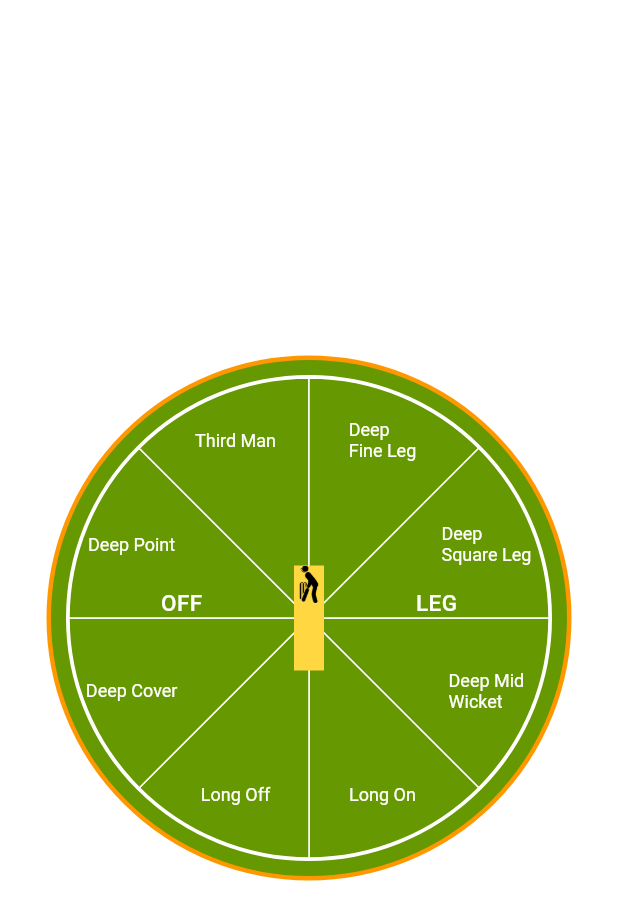
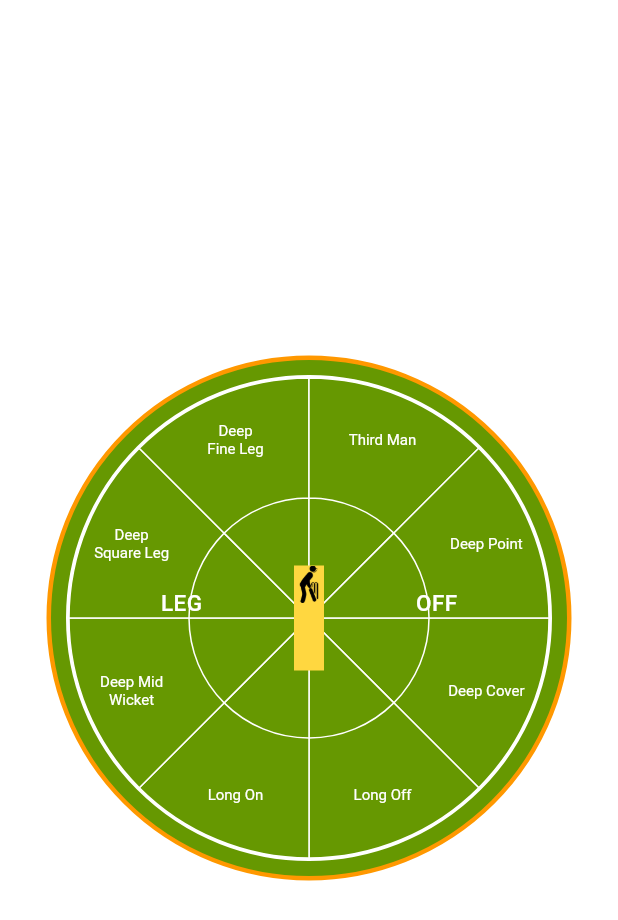
Before and after one commit to akshatbhuhagal/cricket_run_map, a Flutter app: the screen it shows after launch, on a phone screen of 412 x 824 dp. Shown: the top 920 px of the screen. Run offline on Flutter 3.47's test engine with Material 3 defaults, Android fonts, the phone set to English and light mode, and no system bars.

Commit message:
Final Release (Remaining Feature Integrated)

```diff
--- a/example/lib/main.dart
+++ b/example/lib/main.dart
@@ -23,21 +23,15 @@ class MyApp extends StatelessWidget {
           width: MediaQuery.of(context).size.width,
           height: MediaQuery.of(context).size.height,
           alignment: Alignment.center,
-          child: const CricketRunMap(
+          child: CricketRunMap(
             width: 350,
             height: 350,
-            leftSide: Text("OFF", style: TextStyle(fontSize: 15, fontWeight: FontWeight.w500, color: Colors.white)),
-            rightSide: Text("LEG", style: TextStyle(fontSize: 15, fontWeight: FontWeight.w500, color: Colors.white)),
-            positionNames: [
-              'Deep Mid\nWicket',
-              'Long On',
-              'Long Off',
-              'Deep Cover',
-              'Deep Point',
-              'Third Man',
-              'Deep\nFine Leg',
-              'Deep\nSquare Leg',
-            ],
+            isRightHand:
+                false, // True = Right Hand Batsman  |  False = Left Hand Batsman
+            onPositionSelected: (String selectedPosition) {
+              // Handle the selected position name here
+              print('Selected position index: $selectedPosition');
+            },
           ),
         ),
       ),
--- a/lib/cricket_run_map.dart
+++ b/lib/cricket_run_map.dart
@@ -2,28 +2,21 @@ library cricket_run_map;
 
 import 'dart:math';
 
-import 'package:cricket_run_map/painter/RunMapPainter.dart';
+import 'package:cricket_run_map/painter/run_map_painter.dart';
 import 'package:flutter/material.dart';
 
-
-
-
-
 class CricketRunMap extends StatefulWidget {
-
   final double width;
   final double height;
-  final List<String> positionNames;
-  final Text leftSide;
-  final Text rightSide;
+  final bool isRightHand;
+  final void Function(String) onPositionSelected;
 
   const CricketRunMap({
     super.key,
-    required this.positionNames,
     required this.width,
     required this.height,
-    required this.leftSide,
-    required this.rightSide,
+    this.isRightHand = true,
+    required this.onPositionSelected,
   });
 
   @override
@@ -31,12 +24,30 @@ class CricketRunMap extends StatefulWidget {
 }
 
 class _CricketRunMapState extends State<CricketRunMap> {
+  final List<String> rightHandPositionNames = [
+    'Deep Mid\nWicket',
+    'Long On',
+    'Long Off',
+    'Deep Cover',
+    'Deep Point',
+    'Third Man',
+    'Deep\nFine Leg',
+    'Deep\nSquare Leg',
+  ];
 
+  final List<String> leftHandPositionNames = [
+    'Deep Cover',
+    'Long Off',
+    'Long On',
+    'Deep Mid\nWicket',
+    'Deep\nSquare Leg',
+    'Deep\nFine Leg',
+    'Third Man',
+    'Deep Point',
+  ];
 
   Offset? tapPoint;
   int? selectedPosition;
-
-
 
   @override
   Widget build(BuildContext context) {
@@ -48,10 +59,21 @@ class _CricketRunMapState extends State<CricketRunMap> {
             final dx = tapPoint!.dx - (widget.width / 2);
             final dy = tapPoint!.dy - (widget.height / 2);
             final angle = atan2(dy, dx);
-            final sliceAngle = 2 * pi / widget.positionNames.length;
+            const sliceAngle = 2 * pi / 8;
             double normalizedAngle = angle < 0 ? (2 * pi + angle) : angle;
             normalizedAngle = (normalizedAngle + (4 * pi / 2)) % (2 * pi);
             selectedPosition = (normalizedAngle / sliceAngle).floor();
+
+            // Call the callback with the selected position name
+            if (widget.isRightHand == true) {
+              widget.onPositionSelected.call(
+                  rightHandPositionNames[selectedPosition!]
+                      .replaceAll("\n", " "));
+            } else {
+              widget.onPositionSelected.call(
+                  leftHandPositionNames[selectedPosition!]
+                      .replaceAll("\n", " "));
+            }
           }
         });
       },
@@ -77,32 +99,39 @@ class _CricketRunMapState extends State<CricketRunMap> {
           ),
           child: Stack(
             children: [
-
               CustomPaint(
                 size: Size(widget.width, widget.height),
                 painter: RunMapPainter(
-                    widget.positionNames,
+                    widget.isRightHand
+                        ? rightHandPositionNames
+                        : leftHandPositionNames,
                     tapPoint: tapPoint,
-                    selectedPosition: selectedPosition
-                ),
+                    selectedPosition: selectedPosition),
               ),
-
               Center(
                 child: Row(
                   mainAxisAlignment: MainAxisAlignment.center,
                   crossAxisAlignment: CrossAxisAlignment.center,
                   children: [
-
                     Expanded(
                       child: Transform.translate(
                         offset: const Offset(0, -10),
                         child: Container(
                           alignment: Alignment.center,
-                          child: widget.leftSide,
+                          child: widget.isRightHand
+                              ? const Text("OFF",
+                                  style: TextStyle(
+                                      fontSize: 15,
+                                      fontWeight: FontWeight.w500,
+                                      color: Colors.white))
+                              : const Text("LEG",
+                                  style: TextStyle(
+                                      fontSize: 15,
+                                      fontWeight: FontWeight.w500,
+                                      color: Colors.white)),
                         ),
                       ),
                     ),
-
                     Container(
                       width: 20,
                       height: widget.height * 0.2,
@@ -111,24 +140,47 @@ class _CricketRunMapState extends State<CricketRunMap> {
                       child: SizedBox(
                           width: 25,
                           height: 25,
-                          child: Image.asset(const AssetImage("assets/ic_wagon_striker.png").assetName, package: 'cricket_run_map', color: Colors.black, fit: BoxFit.cover)
-                      ),
+                          child: widget.isRightHand
+                              ? Image.asset(
+                                  const AssetImage(
+                                          "assets/ic_wagon_striker.png")
+                                      .assetName,
+                                  package: 'cricket_run_map',
+                                  color: Colors.black,
+                                  fit: BoxFit.cover)
+                              : Transform(
+                                  alignment: Alignment.center,
+                                  transform: Matrix4.rotationY(pi),
+                                  child: Image.asset(
+                                      const AssetImage(
+                                              "assets/ic_wagon_striker.png")
+                                          .assetName,
+                                      package: 'cricket_run_map',
+                                      color: Colors.black,
+                                      fit: BoxFit.cover))),
                     ),
-
                     Expanded(
                       child: Transform.translate(
                         offset: const Offset(0, -10),
                         child: Container(
                           alignment: Alignment.center,
-                          child: widget.rightSide,
+                          child: widget.isRightHand
+                              ? const Text("LEG",
+                                  style: TextStyle(
+                                      fontSize: 15,
+                                      fontWeight: FontWeight.w500,
+                                      color: Colors.white))
+                              : const Text("OFF",
+                                  style: TextStyle(
+                                      fontSize: 15,
+                                      fontWeight: FontWeight.w500,
+                                      color: Colors.white)),
                         ),
                       ),
                     ),
-
                   ],
                 ),
               ),
-
             ],
           ),
         ),
--- a/lib/painter/RunMapPainter.dart
+++ b/lib/painter/run_map_painter.dart
@@ -1,9 +1,6 @@
-
 import 'dart:math';
 
 import 'package:flutter/material.dart';
-
-
 
 class RunMapPainter extends CustomPainter {
   final List<String> positionNames;
@@ -12,7 +9,8 @@ class RunMapPainter extends CustomPainter {
   final Color selectedPositionColor;
   final Color groundColor;
 
-  RunMapPainter(this.positionNames, {
+  RunMapPainter(
+    this.positionNames, {
     required this.tapPoint,
     required this.selectedPosition,
     this.selectedPositionColor = Colors.grey,
@@ -32,12 +30,11 @@ class RunMapPainter extends CustomPainter {
     canvas.drawCircle(center, radius, circlePaint);
 
     final double sliceAngle = 2 * pi / positionNames.length;
-    final Paint paint = Paint()
-      ..style = PaintingStyle.fill;
+    final Paint paint = Paint()..style = PaintingStyle.fill;
 
     const textStyle = TextStyle(
       color: Colors.white,
-      fontSize: 12,
+      fontSize: 10,
     );
 
     for (int i = 0; i < positionNames.length; i++) {
@@ -51,6 +48,15 @@ class RunMapPainter extends CustomPainter {
       );
       path.arcTo(
         Rect.fromCircle(center: center, radius: radius),
+        startAngle,
+        sliceAngle,
+        false,
+      );
+      path.close();
+
+      // Inner Circle
+      path.arcTo(
+        Rect.fromCircle(center: center, radius: radius / 2),
         startAngle,
         sliceAngle,
         false,
@@ -82,9 +88,9 @@ class RunMapPainter extends CustomPainter {
         style: textStyle,
       );
       final textPainter = TextPainter(
-        text: textSpan,
-        textDirection: TextDirection.ltr,
-      );
+          text: textSpan,
+          textDirection: TextDirection.ltr,
+          textAlign: TextAlign.center);
       textPainter.layout();
 
       final textOffset = Offset(
@@ -109,7 +115,6 @@ class RunMapPainter extends CustomPainter {
         ..style = PaintingStyle.fill;
       canvas.drawCircle(tapPoint!, 4.0, dotPaint);
     }
-
   }
 
   @override
--- a/pubspec.yaml
+++ b/pubspec.yaml
@@ -1,6 +1,6 @@
 name: cricket_run_map
 description: "An Awesome Flutter package to create a Wagon Wheel / Run Map widget for Cricket applications."
-version: 0.0.1
+version: 1.0.0
 homepage: https://github.com/akshatbhuhagal/cricket_run_map
 repository: https://github.com/akshatbhuhagal/cricket_run_map
 
```
Also changed, not shown: example/pubspec.lock, 5 other files.
